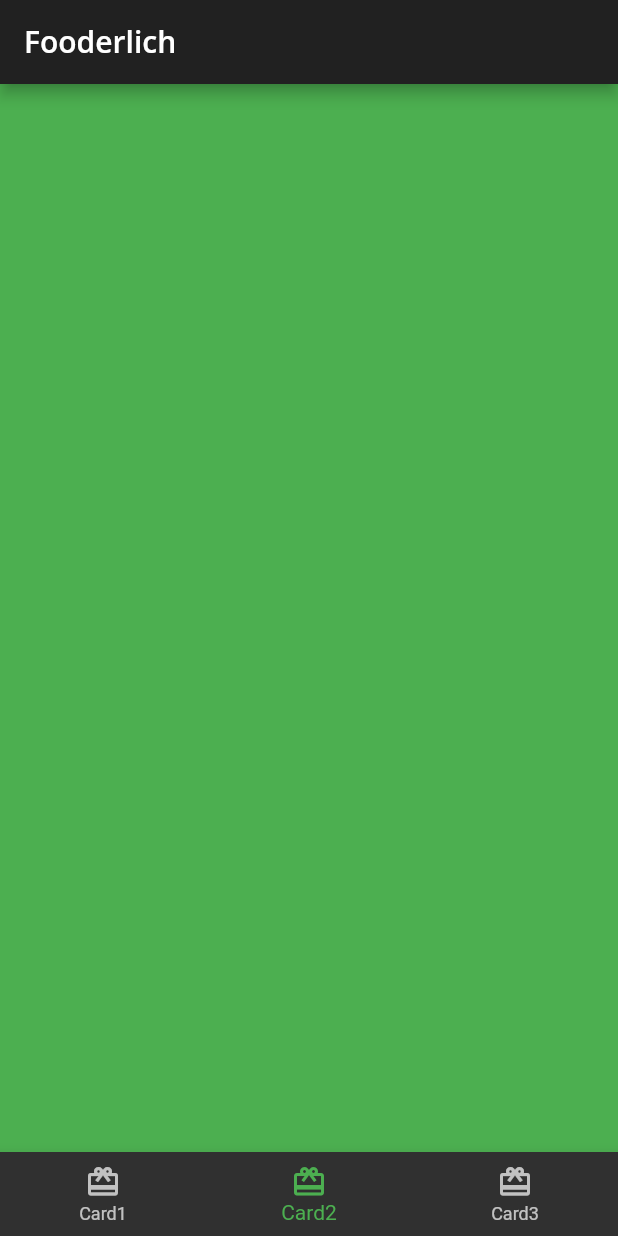
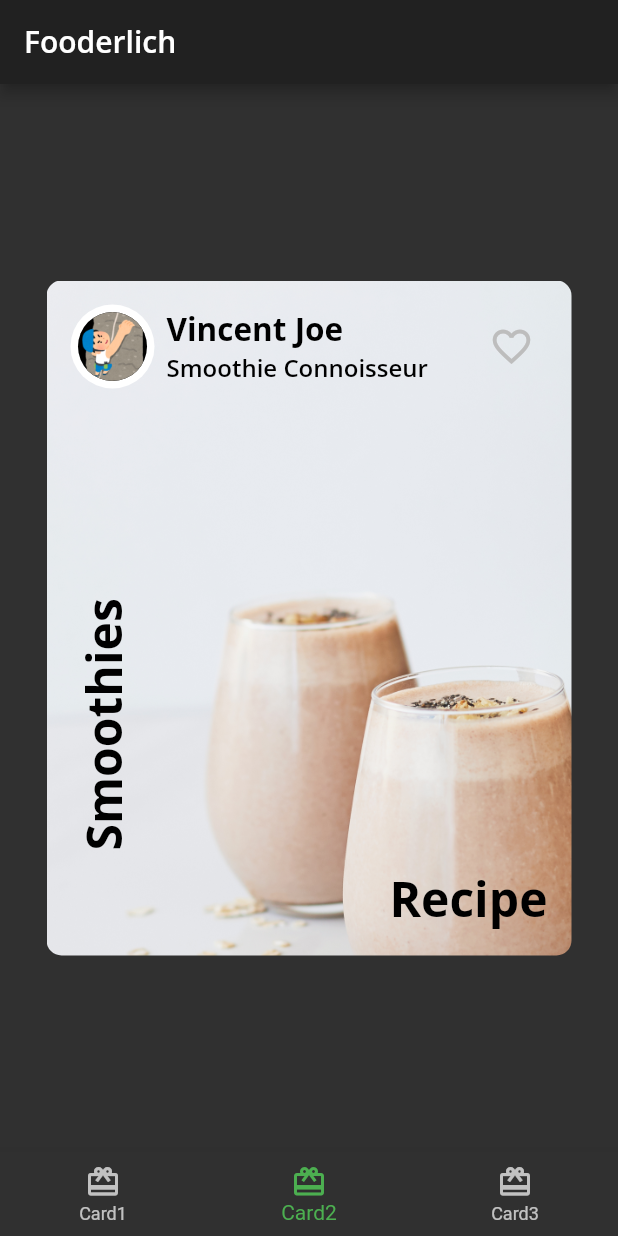
Before and after one commit to sh-cho/flutter-fooderlich-practice, a Flutter app: the screen it shows after launch, item 2 of the bottom bar chosen, on a phone screen of 412 x 824 dp. Run offline on Flutter 3.47's test engine with Material 2 defaults, Android fonts, the phone set to English and light mode, and no system bars; our stand-ins replace google_fonts.

Commit message:
card2 done

```diff
--- /dev/null
+++ b/lib/author_card.dart
@@ -0,0 +1,53 @@
+import 'package:flutter/material.dart';
+
+import 'circle_image.dart';
+import 'fooderlich_theme.dart';
+
+class AuthorCard extends StatelessWidget {
+  final String authorName;
+  final String title;
+  final ImageProvider? imageProvider;
+
+  const AuthorCard({
+    Key? key,
+    required this.authorName,
+    required this.title,
+    this.imageProvider,
+  }) : super(key: key);
+
+  @override
+  Widget build(BuildContext context) {
+    return Container(
+      padding: const EdgeInsets.all(16),
+      child: Row(
+        mainAxisAlignment: MainAxisAlignment.spaceBetween,
+        children: [
+          Row(children: [
+            CircleImage(
+              imageProvider: imageProvider,
+              imageRadius: 28,
+            ),
+            const SizedBox(width: 8),
+            Column(
+              crossAxisAlignment: CrossAxisAlignment.start,
+              children: [
+                Text(authorName,
+                    style: FooderlichTheme.lightTextTheme.headline2),
+                Text(title, style: FooderlichTheme.lightTextTheme.headline3),
+              ],
+            ),
+          ]),
+          IconButton(
+            icon: const Icon(Icons.favorite_border),
+            iconSize: 30,
+            color: Colors.grey[400],
+            onPressed: () {
+              const snackBar = SnackBar(content: Text("Favorite Pressed"));
+              ScaffoldMessenger.of(context).showSnackBar(snackBar);
+            },
+          ),
+        ],
+      ),
+    );
+  }
+}
--- /dev/null
+++ b/lib/card2.dart
@@ -0,0 +1,61 @@
+import 'package:flutter/material.dart';
+
+import 'author_card.dart';
+import 'fooderlich_theme.dart';
+
+class Card2 extends StatelessWidget {
+  const Card2({Key? key}) : super(key: key);
+
+  @override
+  Widget build(BuildContext context) {
+    return Center(
+      child: Container(
+        constraints: const BoxConstraints.expand(
+          width: 350,
+          height: 450,
+        ),
+        decoration: const BoxDecoration(
+          image: DecorationImage(
+            image: AssetImage("assets/mag5.png"),
+            fit: BoxFit.cover,
+          ),
+          borderRadius: BorderRadius.all(Radius.circular(10.0)),
+        ),
+        child: Column(
+          children: [
+            const AuthorCard(
+              authorName: 'Vincent Joe',
+              title: 'Smoothie Connoisseur',
+              imageProvider: AssetImage('assets/climbing.png'),
+            ),
+            Expanded(
+              child: Stack(
+                children: [
+                  Positioned(
+                    bottom: 16,
+                    right: 16,
+                    child: Text(
+                      'Recipe',
+                      style: FooderlichTheme.lightTextTheme.headline1,
+                    ),
+                  ),
+                  Positioned(
+                    bottom: 70,
+                    left: 16,
+                    child: RotatedBox(
+                      quarterTurns: 3,
+                      child: Text(
+                        'Smoothies',
+                        style: FooderlichTheme.lightTextTheme.headline1,
+                      ),
+                    ),
+                  ),
+                ],
+              ),
+            ),
+          ],
+        ),
+      ),
+    );
+  }
+}
--- /dev/null
+++ b/lib/circle_image.dart
@@ -0,0 +1,24 @@
+import 'package:flutter/material.dart';
+
+class CircleImage extends StatelessWidget {
+  final double imageRadius;
+  final ImageProvider? imageProvider;
+
+  const CircleImage({
+    Key? key,
+    this.imageProvider,
+    this.imageRadius = 20,
+  }) : super(key: key);
+
+  @override
+  Widget build(BuildContext context) {
+    return CircleAvatar(
+      backgroundColor: Colors.white,
+      radius: imageRadius,
+      child: CircleAvatar(
+        radius: imageRadius - 5,
+        backgroundImage: imageProvider,
+      ),
+    );
+  }
+}
--- a/lib/home.dart
+++ b/lib/home.dart
@@ -1,6 +1,7 @@
 import 'package:flutter/material.dart';
 
 import 'card1.dart';
+import 'card2.dart';
 
 class Home extends StatefulWidget {
   const Home({Key? key}) : super(key: key);
@@ -14,8 +15,7 @@ class _HomeState extends State<Home> {
 
   static List<Widget> pages = <Widget>[
     const Card1(),
-    // TODO: Replace with Card2
-    Container(color: Colors.green),
+    const Card2(),
     // TODO: Replace with Card3
     Container(color: Colors.blue)
   ];
```
Also changed, not shown: assets/author_katz.jpeg (deleted), assets/climbing.png (added).
